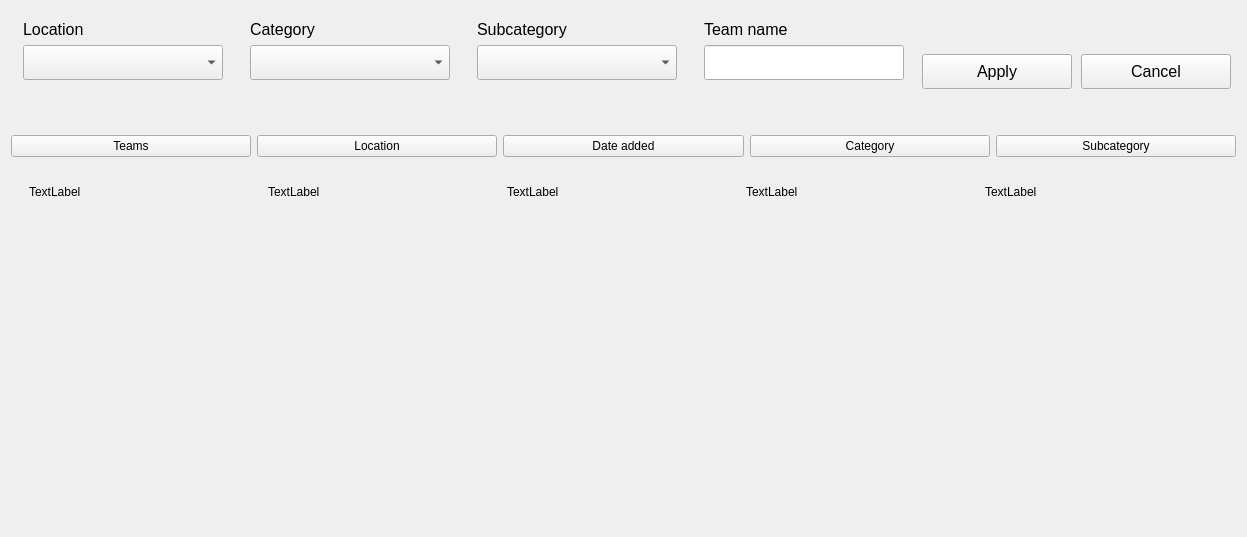
Old version of the form client/screens/widgets/teams/teams.ui in the repository kleroop/TechCourse_2022_12.
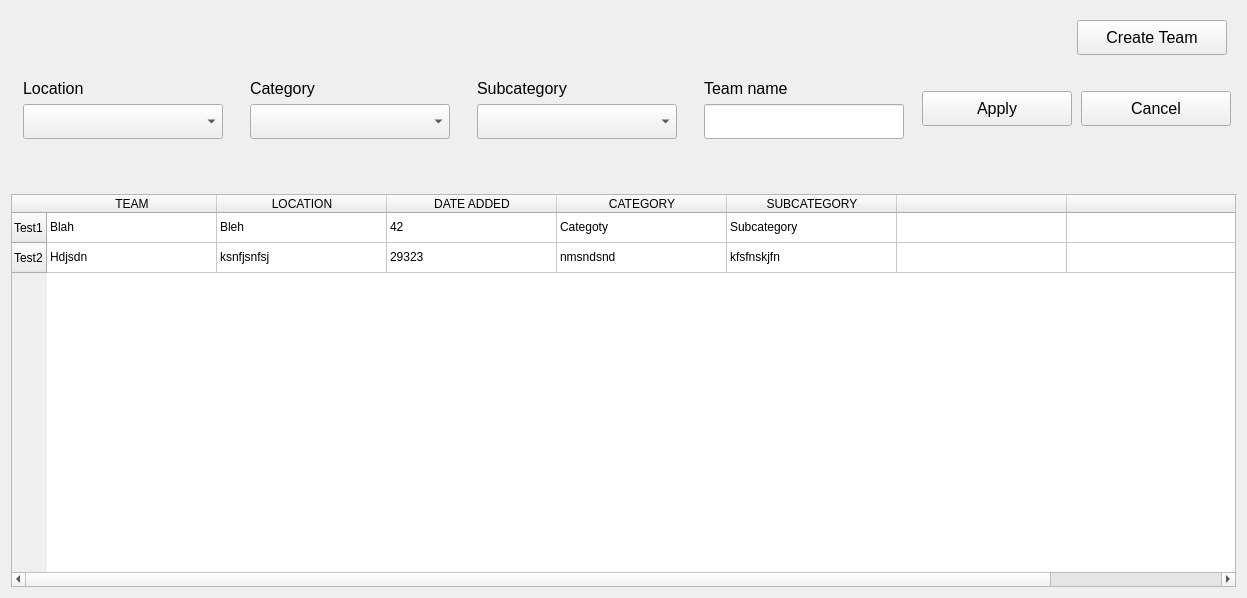
New version of the form.

Commit message: teams table + format

```diff
--- a/client/screens/widgets/teams/teams.ui
+++ b/client/screens/widgets/teams/teams.ui
@@ -7,7 +7,7 @@
     <x>0</x>
     <y>0</y>
     <width>1247</width>
-    <height>537</height>
+    <height>598</height>
    </rect>
   </property>
   <property name="sizePolicy">
@@ -16,12 +16,69 @@
     <verstretch>0</verstretch>
    </sizepolicy>
   </property>
+  <property name="font">
+   <font>
+    <family>MS Shell Dlg 2</family>
+   </font>
+  </property>
   <property name="windowTitle">
    <string>Teams</string>
   </property>
-  <layout class="QVBoxLayout" name="verticalLayout_6">
+  <layout class="QVBoxLayout" name="verticalLayout">
+   <item>
+    <widget class="QFrame" name="horizontalFrame">
+     <property name="minimumSize">
+      <size>
+       <width>0</width>
+       <height>0</height>
+      </size>
+     </property>
+     <layout class="QHBoxLayout" name="horizontalLayout">
+      <item>
+       <spacer name="horizontalSpacer">
+        <property name="orientation">
+         <enum>Qt::Horizontal</enum>
+        </property>
+        <property name="sizeHint" stdset="0">
+         <size>
+          <width>40</width>
+          <height>20</height>
+         </size>
+        </property>
+       </spacer>
+      </item>
+      <item>
+       <widget class="QPushButton" name="createTeamButton">
+        <property name="sizePolicy">
+         <sizepolicy hsizetype="Maximum" vsizetype="Maximum">
+          <horstretch>0</horstretch>
+          <verstretch>0</verstretch>
+         </sizepolicy>
+        </property>
+        <property name="minimumSize">
+         <size>
+          <width>150</width>
+          <height>35</height>
+         </size>
+        </property>
+        <property name="font">
+         <font>
+          <pointsize>12</pointsize>
+         </font>
+        </property>
+        <property name="text">
+         <string>Create Team</string>
+        </property>
+       </widget>
+      </item>
+     </layout>
+    </widget>
+   </item>
    <item>
     <layout class="QHBoxLayout" name="editingFrame">
+     <property name="sizeConstraint">
+      <enum>QLayout::SetDefaultConstraint</enum>
+     </property>
      <item>
       <widget class="QFrame" name="frame">
        <property name="sizePolicy">
@@ -226,7 +283,7 @@
        </layout>
       </widget>
      </item>
-     <item alignment="Qt::AlignBottom">
+     <item>
       <widget class="QPushButton" name="applyButton">
        <property name="sizePolicy">
         <sizepolicy hsizetype="Maximum" vsizetype="Maximum">
@@ -250,8 +307,8 @@
        </property>
       </widget>
      </item>
-     <item alignment="Qt::AlignBottom">
-      <widget class="QPushButton" name="applyButton_2">
+     <item>
+      <widget class="QPushButton" name="cancelButton">
        <property name="sizePolicy">
         <sizepolicy hsizetype="Maximum" vsizetype="Maximum">
          <horstretch>0</horstretch>
@@ -293,125 +350,139 @@
     </spacer>
    </item>
    <item>
-    <layout class="QHBoxLayout" name="horizontalLayout_2">
-     <item>
-      <widget class="QPushButton" name="pushButton_6">
-       <property name="text">
-        <string>Teams</string>
-       </property>
-      </widget>
-     </item>
-     <item>
-      <widget class="QPushButton" name="pushButton_5">
-       <property name="text">
-        <string>Location</string>
-       </property>
-      </widget>
-     </item>
-     <item>
-      <widget class="QPushButton" name="pushButton_4">
-       <property name="text">
-        <string>Date added</string>
-       </property>
-      </widget>
-     </item>
-     <item>
-      <widget class="QPushButton" name="pushButton_3">
-       <property name="text">
-        <string>Category</string>
-       </property>
-      </widget>
-     </item>
-     <item>
-      <widget class="QPushButton" name="pushButton_2">
-       <property name="text">
-        <string>Subcategory</string>
-       </property>
-      </widget>
-     </item>
-    </layout>
-   </item>
-   <item>
-    <widget class="QFrame" name="tableFrame">
+    <widget class="QTableWidget" name="tableWidget">
      <property name="sizePolicy">
-      <sizepolicy hsizetype="Minimum" vsizetype="Maximum">
+      <sizepolicy hsizetype="Minimum" vsizetype="Expanding">
        <horstretch>0</horstretch>
        <verstretch>0</verstretch>
       </sizepolicy>
      </property>
-     <layout class="QVBoxLayout" name="verticalLayout">
-      <item>
-       <widget class="QFrame" name="horizontalFrame_4">
-        <property name="sizePolicy">
-         <sizepolicy hsizetype="Minimum" vsizetype="Maximum">
-          <horstretch>0</horstretch>
-          <verstretch>0</verstretch>
-         </sizepolicy>
-        </property>
-        <property name="minimumSize">
-         <size>
-          <width>0</width>
-          <height>40</height>
-         </size>
-        </property>
-        <layout class="QHBoxLayout" name="horizontalLayout_5">
-         <item>
-          <widget class="QLabel" name="label_5">
-           <property name="text">
-            <string>TextLabel</string>
-           </property>
-          </widget>
-         </item>
-         <item>
-          <widget class="QLabel" name="label_3">
-           <property name="text">
-            <string>TextLabel</string>
-           </property>
-          </widget>
-         </item>
-         <item>
-          <widget class="QLabel" name="label">
-           <property name="text">
-            <string>TextLabel</string>
-           </property>
-          </widget>
-         </item>
-         <item>
-          <widget class="QLabel" name="label_2">
-           <property name="text">
-            <string>TextLabel</string>
-           </property>
-          </widget>
-         </item>
-         <item>
-          <widget class="QLabel" name="label_4">
-           <property name="text">
-            <string>TextLabel</string>
-           </property>
-          </widget>
-         </item>
-        </layout>
-       </widget>
-      </item>
-     </layout>
+     <property name="editTriggers">
+      <set>QAbstractItemView::NoEditTriggers</set>
+     </property>
+     <property name="sortingEnabled">
+      <bool>true</bool>
+     </property>
+     <property name="columnCount">
+      <number>7</number>
+     </property>
+     <attribute name="horizontalHeaderCascadingSectionResizes">
+      <bool>false</bool>
+     </attribute>
+     <attribute name="horizontalHeaderDefaultSectionSize">
+      <number>170</number>
+     </attribute>
+     <attribute name="horizontalHeaderStretchLastSection">
+      <bool>true</bool>
+     </attribute>
+     <attribute name="verticalHeaderShowSortIndicator" stdset="0">
+      <bool>true</bool>
+     </attribute>
+     <attribute name="verticalHeaderStretchLastSection">
+      <bool>false</bool>
+     </attribute>
+     <row>
+      <property name="text">
+       <string>Test1</string>
+      </property>
+     </row>
+     <row>
+      <property name="text">
+       <string>Test2</string>
+      </property>
+     </row>
+     <column>
+      <property name="text">
+       <string>TEAM</string>
+      </property>
+     </column>
+     <column>
+      <property name="text">
+       <string>LOCATION</string>
+      </property>
+     </column>
+     <column>
+      <property name="text">
+       <string>DATE ADDED</string>
+      </property>
+     </column>
+     <column>
+      <property name="text">
+       <string>CATEGORY</string>
+      </property>
+     </column>
+     <column>
+      <property name="text">
+       <string>SUBCATEGORY</string>
+      </property>
+     </column>
+     <column>
+      <property name="text">
+       <string/>
+      </property>
+     </column>
+     <column>
+      <property name="text">
+       <string/>
+      </property>
+     </column>
+     <item row="0" column="0">
+      <property name="text">
+       <string>Blah</string>
+      </property>
+     </item>
+     <item row="0" column="1">
+      <property name="text">
+       <string>Bleh</string>
+      </property>
+     </item>
+     <item row="0" column="2">
+      <property name="text">
+       <string>42</string>
+      </property>
+     </item>
+     <item row="0" column="3">
+      <property name="text">
+       <string>Categoty</string>
+      </property>
+     </item>
+     <item row="0" column="4">
+      <property name="text">
+       <string>Subcategory</string>
+      </property>
+     </item>
+     <item row="0" column="5">
+      <property name="text">
+       <string/>
+      </property>
+     </item>
+     <item row="1" column="0">
+      <property name="text">
+       <string>Hdjsdn</string>
+      </property>
+     </item>
+     <item row="1" column="1">
+      <property name="text">
+       <string>ksnfjsnfsj</string>
+      </property>
+     </item>
+     <item row="1" column="2">
+      <property name="text">
+       <string>29323</string>
+      </property>
+     </item>
+     <item row="1" column="3">
+      <property name="text">
+       <string>nmsndsnd</string>
+      </property>
+     </item>
+     <item row="1" column="4">
+      <property name="text">
+       <string>kfsfnskjfn</string>
+      </property>
+     </item>
     </widget>
    </item>
-   <item>
-    <spacer name="verticalSpacer_2">
-     <property name="orientation">
-      <enum>Qt::Vertical</enum>
-     </property>
-     <property name="sizeType">
-      <enum>QSizePolicy::MinimumExpanding</enum>
-     </property>
-     <property name="sizeHint" stdset="0">
-      <size>
-       <width>20</width>
-       <height>40</height>
-      </size>
-     </property>
-    </spacer>
-   </item>
   </layout>
  </widget>
  <resources/>
```
The commit also changes 64 other files.
